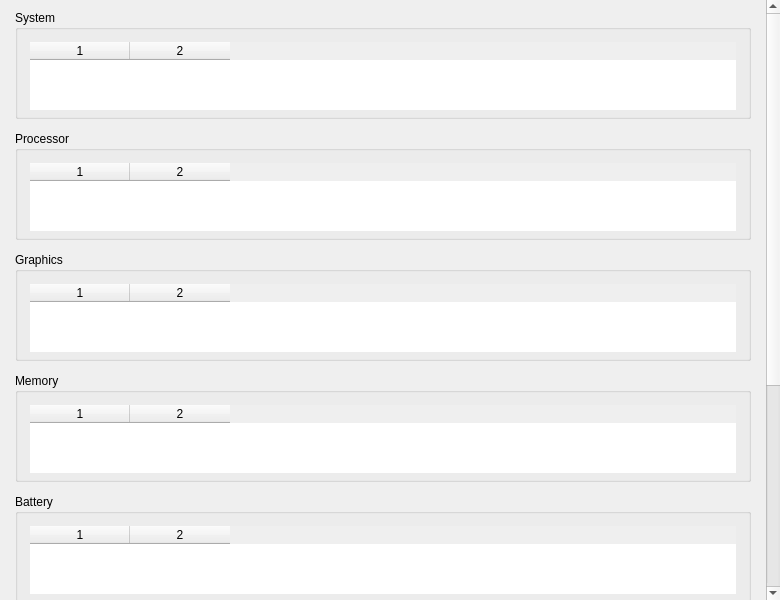
The window that shared/nexis/Pages/HardwareInfo/hardware_info_page.ui (s4solutionsllc/Nexis) describes before a commit, drawn with Qt 5.
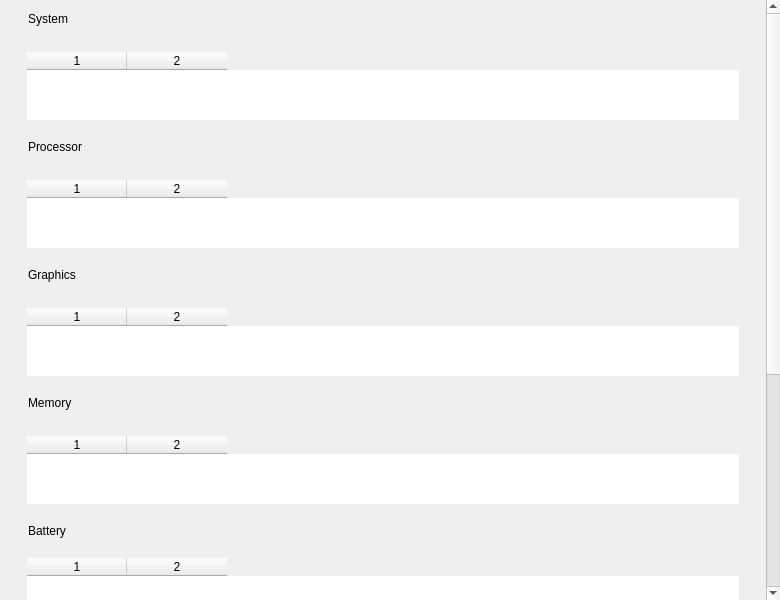
The same window after the commit.

Commit message: feat(hardware-info): DS §2/§3/§4 elevated cards + typography (SSO-13735)

Diff of the .ui file:
```diff
--- a/shared/nexis/Pages/HardwareInfo/hardware_info_page.ui
+++ b/shared/nexis/Pages/HardwareInfo/hardware_info_page.ui
@@ -36,10 +36,43 @@
 
        <!-- System section -->
        <item>
-        <widget class="QGroupBox" name="grpSystem">
-         <property name="title">
-          <string>System</string>
-         </property>
+        <widget class="QWidget" name="sectionHeaderRowSystem" native="true">
+         <layout class="QHBoxLayout" name="sectionHeaderRowSystemLayout">
+          <property name="leftMargin"><number>2</number></property>
+          <property name="topMargin"><number>0</number></property>
+          <property name="rightMargin"><number>2</number></property>
+          <property name="bottomMargin"><number>0</number></property>
+          <property name="spacing"><number>8</number></property>
+          <item>
+           <widget class="QFrame" name="sectionHeaderAccentSystem">
+            <property name="sizePolicy">
+             <sizepolicy hsizetype="Fixed" vsizetype="Expanding">
+              <horstretch>0</horstretch>
+              <verstretch>0</verstretch>
+             </sizepolicy>
+            </property>
+            <property name="minimumSize"><size><width>3</width><height>18</height></size></property>
+            <property name="maximumSize"><size><width>3</width><height>16777215</height></size></property>
+            <property name="frameShape"><enum>QFrame::NoFrame</enum></property>
+           </widget>
+          </item>
+          <item>
+           <widget class="QLabel" name="sectionHeaderTitleSystem">
+            <property name="text"><string>System</string></property>
+           </widget>
+          </item>
+          <item>
+           <spacer name="sectionHeaderSpacerSystem">
+            <property name="orientation"><enum>Qt::Horizontal</enum></property>
+            <property name="sizeHint" stdset="0"><size><width>40</width><height>16</height></size></property>
+           </spacer>
+          </item>
+         </layout>
+        </widget>
+       </item>
+       <item>
+        <widget class="QWidget" name="grpSystem" native="true">
+         <property name="cardRole" stdset="0"><string notr="true">elevated</string></property>
          <layout class="QVBoxLayout" name="grpSystemLayout">
           <property name="leftMargin"><number>12</number></property>
           <property name="topMargin"><number>12</number></property>
@@ -63,10 +96,43 @@
 
        <!-- Processor section -->
        <item>
-        <widget class="QGroupBox" name="grpProcessor">
-         <property name="title">
-          <string>Processor</string>
-         </property>
+        <widget class="QWidget" name="sectionHeaderRowProcessor" native="true">
+         <layout class="QHBoxLayout" name="sectionHeaderRowProcessorLayout">
+          <property name="leftMargin"><number>2</number></property>
+          <property name="topMargin"><number>0</number></property>
+          <property name="rightMargin"><number>2</number></property>
+          <property name="bottomMargin"><number>0</number></property>
+          <property name="spacing"><number>8</number></property>
+          <item>
+           <widget class="QFrame" name="sectionHeaderAccentProcessor">
+            <property name="sizePolicy">
+             <sizepolicy hsizetype="Fixed" vsizetype="Expanding">
+              <horstretch>0</horstretch>
+              <verstretch>0</verstretch>
+             </sizepolicy>
+            </property>
+            <property name="minimumSize"><size><width>3</width><height>18</height></size></property>
+            <property name="maximumSize"><size><width>3</width><height>16777215</height></size></property>
+            <property name="frameShape"><enum>QFrame::NoFrame</enum></property>
+           </widget>
+          </item>
+          <item>
+           <widget class="QLabel" name="sectionHeaderTitleProcessor">
+            <property name="text"><string>Processor</string></property>
+           </widget>
+          </item>
+          <item>
+           <spacer name="sectionHeaderSpacerProcessor">
+            <property name="orientation"><enum>Qt::Horizontal</enum></property>
+            <property name="sizeHint" stdset="0"><size><width>40</width><height>16</height></size></property>
+           </spacer>
+          </item>
+         </layout>
+        </widget>
+       </item>
+       <item>
+        <widget class="QWidget" name="grpProcessor" native="true">
+         <property name="cardRole" stdset="0"><string notr="true">elevated</string></property>
          <layout class="QVBoxLayout" name="grpProcessorLayout">
           <property name="leftMargin"><number>12</number></property>
           <property name="topMargin"><number>12</number></property>
@@ -90,10 +156,43 @@
 
        <!-- Graphics section -->
        <item>
-        <widget class="QGroupBox" name="grpGraphics">
-         <property name="title">
-          <string>Graphics</string>
-         </property>
+        <widget class="QWidget" name="sectionHeaderRowGraphics" native="true">
+         <layout class="QHBoxLayout" name="sectionHeaderRowGraphicsLayout">
+          <property name="leftMargin"><number>2</number></property>
+          <property name="topMargin"><number>0</number></property>
+          <property name="rightMargin"><number>2</number></property>
+          <property name="bottomMargin"><number>0</number></property>
+          <property name="spacing"><number>8</number></property>
+          <item>
+           <widget class="QFrame" name="sectionHeaderAccentGraphics">
+            <property name="sizePolicy">
+             <sizepolicy hsizetype="Fixed" vsizetype="Expanding">
+              <horstretch>0</horstretch>
+              <verstretch>0</verstretch>
+             </sizepolicy>
+            </property>
+            <property name="minimumSize"><size><width>3</width><height>18</height></size></property>
+            <property name="maximumSize"><size><width>3</width><height>16777215</height></size></property>
+            <property name="frameShape"><enum>QFrame::NoFrame</enum></property>
+           </widget>
+          </item>
+          <item>
+           <widget class="QLabel" name="sectionHeaderTitleGraphics">
+            <property name="text"><string>Graphics</string></property>
+           </widget>
+          </item>
+          <item>
+           <spacer name="sectionHeaderSpacerGraphics">
+            <property name="orientation"><enum>Qt::Horizontal</enum></property>
+            <property name="sizeHint" stdset="0"><size><width>40</width><height>16</height></size></property>
+           </spacer>
+          </item>
+         </layout>
+        </widget>
+       </item>
+       <item>
+        <widget class="QWidget" name="grpGraphics" native="true">
+         <property name="cardRole" stdset="0"><string notr="true">elevated</string></property>
          <layout class="QVBoxLayout" name="grpGraphicsLayout">
           <property name="leftMargin"><number>12</number></property>
           <property name="topMargin"><number>12</number></property>
@@ -117,10 +216,43 @@
 
        <!-- Memory section -->
        <item>
-        <widget class="QGroupBox" name="grpMemory">
-         <property name="title">
-          <string>Memory</string>
-         </property>
+        <widget class="QWidget" name="sectionHeaderRowMemory" native="true">
+         <layout class="QHBoxLayout" name="sectionHeaderRowMemoryLayout">
+          <property name="leftMargin"><number>2</number></property>
+          <property name="topMargin"><number>0</number></property>
+          <property name="rightMargin"><number>2</number></property>
+          <property name="bottomMargin"><number>0</number></property>
+          <property name="spacing"><number>8</number></property>
+          <item>
+           <widget class="QFrame" name="sectionHeaderAccentMemory">
+            <property name="sizePolicy">
+             <sizepolicy hsizetype="Fixed" vsizetype="Expanding">
+              <horstretch>0</horstretch>
+              <verstretch>0</verstretch>
+             </sizepolicy>
+            </property>
+            <property name="minimumSize"><size><width>3</width><height>18</height></size></property>
+            <property name="maximumSize"><size><width>3</width><height>16777215</height></size></property>
+            <property name="frameShape"><enum>QFrame::NoFrame</enum></property>
+           </widget>
+          </item>
+          <item>
+           <widget class="QLabel" name="sectionHeaderTitleMemory">
+            <property name="text"><string>Memory</string></property>
+           </widget>
+          </item>
+          <item>
+           <spacer name="sectionHeaderSpacerMemory">
+            <property name="orientation"><enum>Qt::Horizontal</enum></property>
+            <property name="sizeHint" stdset="0"><size><width>40</width><height>16</height></size></property>
+           </spacer>
+          </item>
+         </layout>
+        </widget>
+       </item>
+       <item>
+        <widget class="QWidget" name="grpMemory" native="true">
+         <property name="cardRole" stdset="0"><string notr="true">elevated</string></property>
          <layout class="QVBoxLayout" name="grpMemoryLayout">
           <property name="leftMargin"><number>12</number></property>
           <property name="topMargin"><number>12</number></property>
@@ -142,15 +274,50 @@
         </widget>
        </item>
 
-       <!-- Battery section -->
+       <!-- Battery section: title-only header, no card — capture cuts off
+            before any Battery rows (SSO-13735 acceptance criteria); tblBattery
+            keeps rendering real battery data when present, just without the
+            DS §2 card chrome. -->
        <item>
-        <widget class="QGroupBox" name="grpBattery">
-         <property name="title">
-          <string>Battery</string>
-         </property>
+        <widget class="QWidget" name="sectionHeaderRowBattery" native="true">
+         <layout class="QHBoxLayout" name="sectionHeaderRowBatteryLayout">
+          <property name="leftMargin"><number>2</number></property>
+          <property name="topMargin"><number>0</number></property>
+          <property name="rightMargin"><number>2</number></property>
+          <property name="bottomMargin"><number>0</number></property>
+          <property name="spacing"><number>8</number></property>
+          <item>
+           <widget class="QFrame" name="sectionHeaderAccentBattery">
+            <property name="sizePolicy">
+             <sizepolicy hsizetype="Fixed" vsizetype="Expanding">
+              <horstretch>0</horstretch>
+              <verstretch>0</verstretch>
+             </sizepolicy>
+            </property>
+            <property name="minimumSize"><size><width>3</width><height>18</height></size></property>
+            <property name="maximumSize"><size><width>3</width><height>16777215</height></size></property>
+            <property name="frameShape"><enum>QFrame::NoFrame</enum></property>
+           </widget>
+          </item>
+          <item>
+           <widget class="QLabel" name="sectionHeaderTitleBattery">
+            <property name="text"><string>Battery</string></property>
+           </widget>
+          </item>
+          <item>
+           <spacer name="sectionHeaderSpacerBattery">
+            <property name="orientation"><enum>Qt::Horizontal</enum></property>
+            <property name="sizeHint" stdset="0"><size><width>40</width><height>16</height></size></property>
+           </spacer>
+          </item>
+         </layout>
+        </widget>
+       </item>
+       <item>
+        <widget class="QWidget" name="grpBattery" native="true">
          <layout class="QVBoxLayout" name="grpBatteryLayout">
           <property name="leftMargin"><number>12</number></property>
-          <property name="topMargin"><number>12</number></property>
+          <property name="topMargin"><number>6</number></property>
           <property name="rightMargin"><number>12</number></property>
           <property name="bottomMargin"><number>6</number></property>
           <item>
```
Left out of the diff: 2 changed lines with no effect on the pictures. The commit also changes 5 other files.
